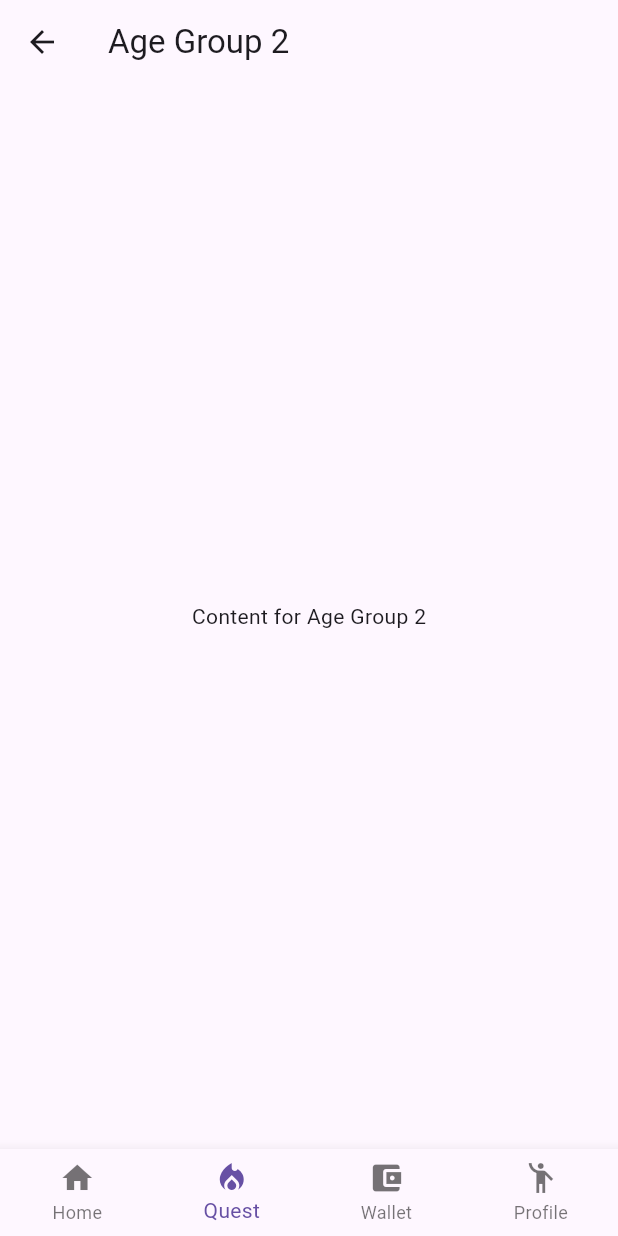
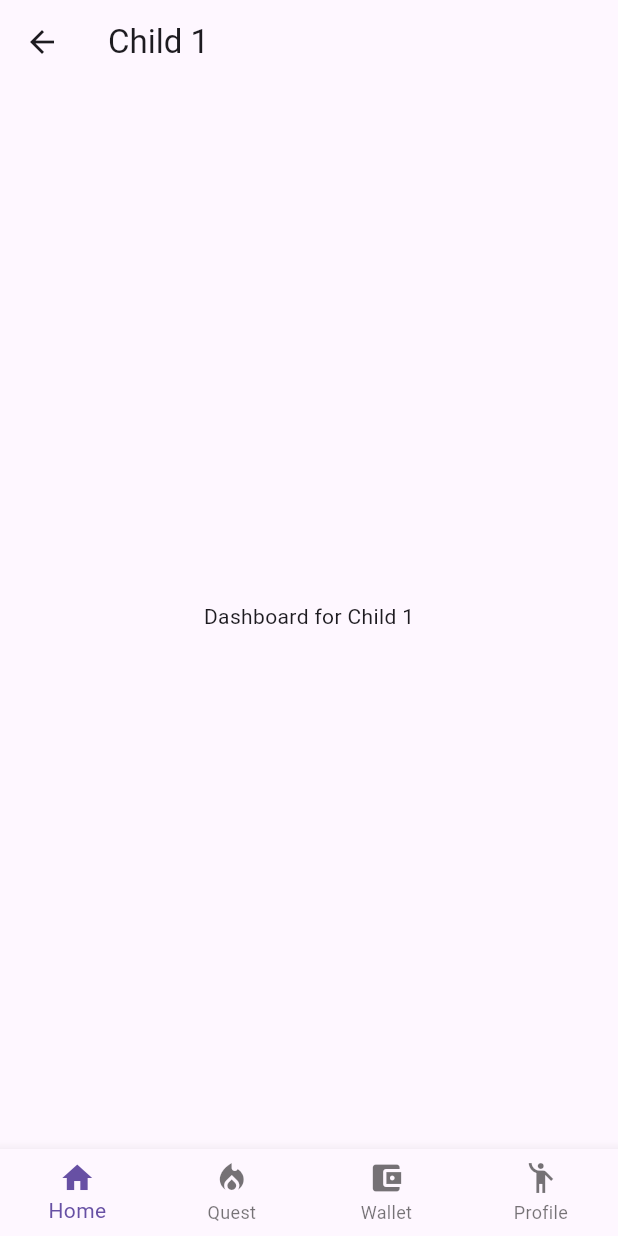
Before and after one commit to bree254/navigate_chedda_pages, a Flutter app: the screen it shows after launch, after a tap on an icon or button, on a phone screen of 412 x 824 dp. Run offline on Flutter 3.47's test engine with Material 3 defaults, Android fonts, the light colour scheme and no system bars.

Commit message:
changed ui

```diff
--- a/lib/main.dart
+++ b/lib/main.dart
@@ -34,8 +34,11 @@ class ChildrenPage extends StatelessWidget {
         itemBuilder: (context, index) {
           return GestureDetector(
             onTap: () {
-              String childAgeGroup = getChildAgeGroup(index);
-              navigateToAgeGroupPage(context, childAgeGroup);
+              String childName = getChildName(index);
+              Navigator.push(
+                context,
+                MaterialPageRoute(builder: (context) => ChildDashboard(childName)),
+              );
             },
             child: Container(
               color: Colors.blue,
@@ -52,99 +55,29 @@ class ChildrenPage extends StatelessWidget {
     );
   }
 
-  // Function to determine child's age group (replace with your logic)
-  String getChildAgeGroup(int index) {
-    if (index == 0) {
-      return 'AgeGroup1';
-    } else if (index == 1) {
-      return 'AgeGroup2';
-    } else {
-      return 'AgeGroup3';
+  // Function to determine child's name (replace with your logic)
+  String getChildName(int index) {
+    // You can replace this with your logic to get child's name
+    return 'Child $index';
   }
 }
 
-  // Function to navigate to age-specific pages based on age group
-  void navigateToAgeGroupPage(BuildContext context, String ageGroup) {
-    Widget pageToNavigate;
+class ChildDashboard extends StatelessWidget {
+  final String childName;
 
-    switch (ageGroup) {
-      case 'AgeGroup1':
-        pageToNavigate = AgeGroup1Page();
-        break;
-      case 'AgeGroup2':
-        pageToNavigate = AgeGroup2Page();
-        break;
-      case 'AgeGroup3':
-        pageToNavigate = AgeGroup3Page();
-        break;
-      default:
-        pageToNavigate = AgeGroup1Page(); // Default to AgeGroup1Page
-    }
+  ChildDashboard(this.childName);
 
-    Navigator.of(context).push(
-      MaterialPageRoute(builder: (_) => pageToNavigate),
-    );
-  }
-}
-
-// Age Group 1 Page
-class AgeGroup1Page extends StatelessWidget {
   @override
   Widget build(BuildContext context) {
     return Scaffold(
       appBar: AppBar(
-        title: Text('Age Group 1'),
+        title: Text(childName),
       ),
       body: Center(
-        child: Text('Content for Age Group 1'),
+        child: Text('Dashboard for $childName'),
+        // Customize dashboard UI for each child...
       ),
-      bottomNavigationBar: CustomBottomNavBar(currentIndex: 0),
-    );
-  }
-}
-
-// Age Group 2 Page
-class AgeGroup2Page extends StatelessWidget {
-  @override
-  Widget build(BuildContext context) {
-    return Scaffold(
-      appBar: AppBar(
-        title: Text('Age Group 2'),
-      ),
-      body: Center(
-        child: Text('Content for Age Group 2'),
-      ),
-      bottomNavigationBar: CustomBottomNavBar(currentIndex: 1),
-    );
-  }
-}
-
-// Age Group 3 Page
-class AgeGroup3Page extends StatelessWidget {
-  @override
-  Widget build(BuildContext context) {
-    return Scaffold(
-      appBar: AppBar(
-        title: Text('Age Group 3'),
-      ),
-      body: Center(
-        child: Text('Content for Age Group 3'),
-      ),
-      bottomNavigationBar: CustomBottomNavBar(currentIndex: 2),
-    );
-  }
-}
-
-// Shared Bottom Navigation Bar Widget
-class CustomBottomNavBar extends StatelessWidget {
-  final int currentIndex;
-
-  CustomBottomNavBar({required this.currentIndex});
-
-  @override
-  Widget build(BuildContext context) {
-    return BottomNavigationBar(
-      currentIndex: currentIndex,
+      bottomNavigationBar: BottomNavigationBar(
         type: BottomNavigationBarType.fixed,
         items: <BottomNavigationBarItem>[
           BottomNavigationBarItem(
@@ -165,8 +98,10 @@ class CustomBottomNavBar extends StatelessWidget {
           ),
         ],
         onTap: (index) {
-        // Handle bottom navigation item taps if needed
+          // Handle bottom navigation item taps for each child
+          // Based on the index and child's data, navigate or perform actions
         },
+      ),
     );
   }
 }
```
Lines whose indentation alone changed are shown as unchanged.
